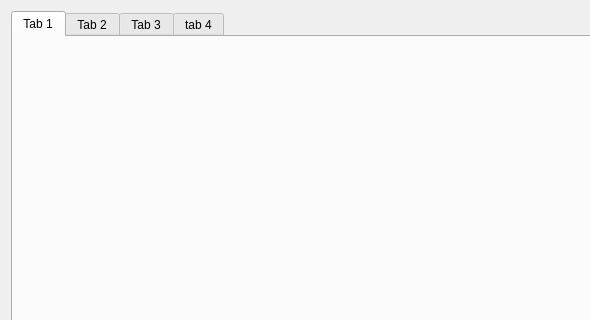
MAKER-park/jjs_creno_project, file QT_study/IotQtClient/mainwidget.ui: the form before one commit; both pictures show x 0 to 590 and y 0 to 320 of the 800 by 600 pixel window.
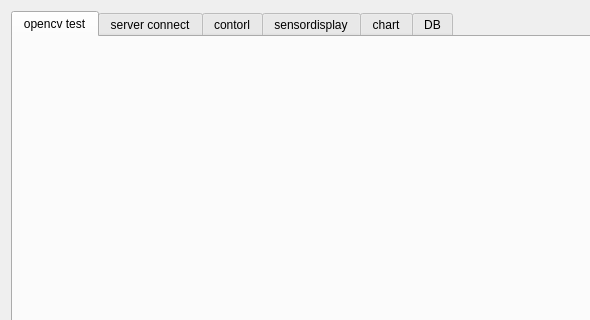
The form after the commit. The open tabs and pages were chosen to show the change.

Patch:
```diff
--- a/QT_study/IotQtClient/mainwidget.ui
+++ b/QT_study/IotQtClient/mainwidget.ui
@@ -21,22 +21,32 @@
      </property>
      <widget class="QWidget" name="pTab1">
       <attribute name="title">
-       <string>Tab 1</string>
+       <string>opencv test</string>
       </attribute>
      </widget>
      <widget class="QWidget" name="pTab2">
       <attribute name="title">
-       <string>Tab 2</string>
+       <string>server connect</string>
       </attribute>
      </widget>
      <widget class="QWidget" name="pTab3">
       <attribute name="title">
-       <string>Tab 3</string>
+       <string>contorl</string>
       </attribute>
      </widget>
      <widget class="QWidget" name="pTab4">
       <attribute name="title">
-       <string>tab 4</string>
+       <string>sensordisplay</string>
+      </attribute>
+     </widget>
+     <widget class="QWidget" name="pTab5">
+      <attribute name="title">
+       <string>chart</string>
+      </attribute>
+     </widget>
+     <widget class="QWidget" name="pTab6">
+      <attribute name="title">
+       <string>DB</string>
       </attribute>
      </widget>
     </widget>
```
Left out of the diff: 2 changed lines with no effect on the pictures.
